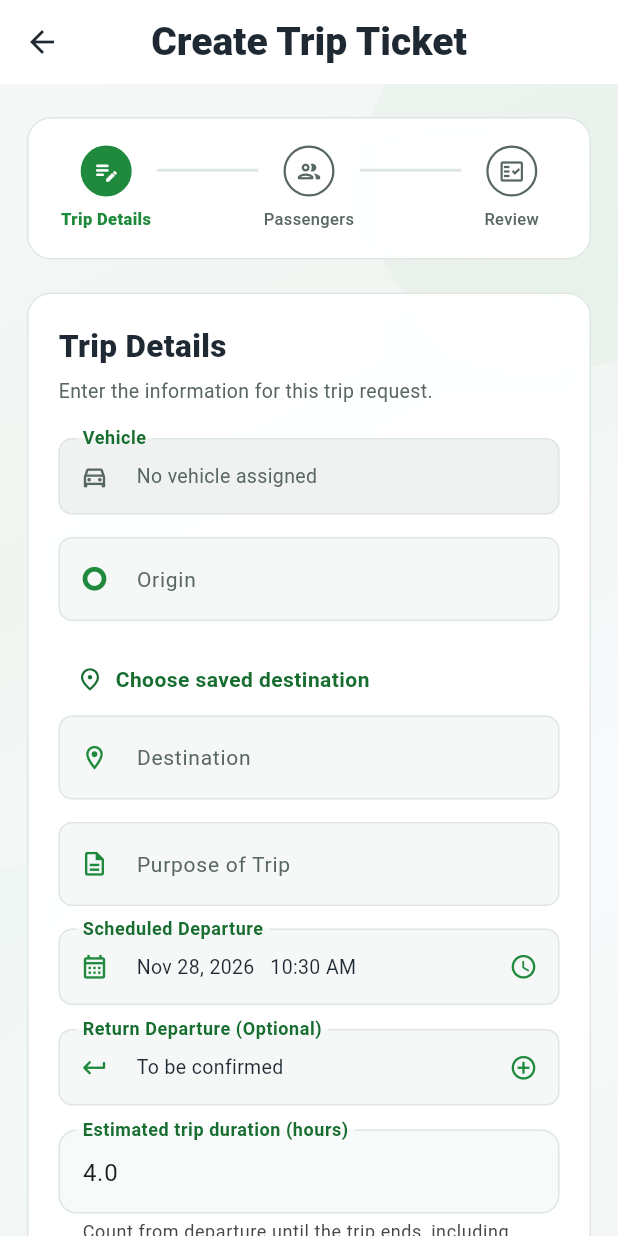
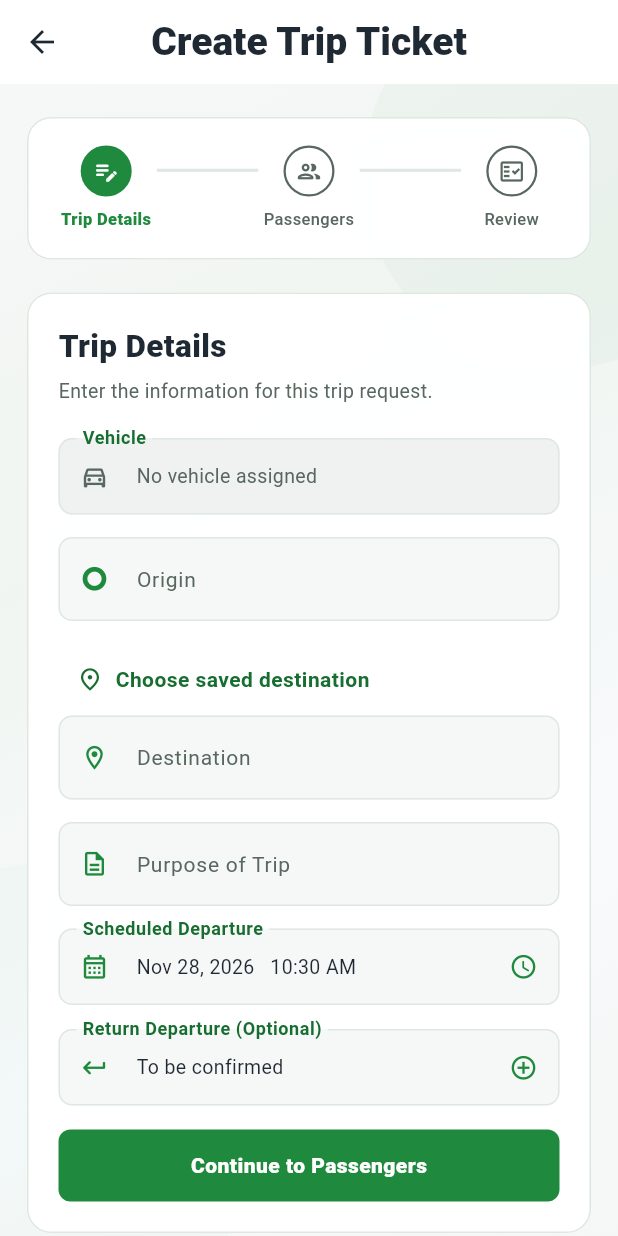
Before and after one commit to raffysolon/cpsu-motorpool-driver-app, a Flutter app: the CreateTripTicket screen opened by its route, on a phone screen of 412 x 824 dp. Run offline on Flutter 3.47's test engine with Material 3 defaults, Android fonts, the phone set to English and light mode, and no system bars; our stand-ins replace flutter_secure_storage, google_fonts, open_filex, shared_preferences, shimmer; accounts and stored records are empty; network calls fail; Roboto replaces fonts that are missing (Play).

Commit message:
Remove manual trip duration from driver requests

```diff
--- a/lib/pages/create_trip_ticket.dart
+++ b/lib/pages/create_trip_ticket.dart
@@ -35,7 +35,6 @@ class _CreateTripTicketState extends State<CreateTripTicket> {
   TimeOfDay departureTime = TimeOfDay.now();
   DateTime? returnDate;
   TimeOfDay? returnTime;
-  int _estimatedTripMinutes = 240;
 
   @override
   void initState() {
@@ -362,25 +361,6 @@ class _CreateTripTicketState extends State<CreateTripTicket> {
             ),
             dateField(),
             returnDateField(),
-            TextFormField(
-              initialValue: (_estimatedTripMinutes / 60).toString(),
-              keyboardType: const TextInputType.numberWithOptions(
-                decimal: true,
-              ),
-              decoration: const InputDecoration(
-                labelText: 'Estimated trip duration (hours)',
-                helperText:
-                    'Count from departure until the trip ends, including the return leg.',
-                helperMaxLines: 2,
-              ),
-              onChanged: (value) =>
-                  _estimatedTripMinutes = _tripDurationMinutes(value) ?? 0,
-              validator: (value) {
-                return _tripDurationMinutes(value) == null
-                    ? 'Enter a duration between 1 minute and 168 hours.'
-                    : null;
-              },
-            ),
             primaryButton(
               'Continue to Passengers',
               nextStep,
@@ -739,14 +719,6 @@ class _CreateTripTicketState extends State<CreateTripTicket> {
     if (passenger != null && mounted) setState(() => passengers.add(passenger));
   }
 
-  int? _tripDurationMinutes(String? value) {
-    final hours = double.tryParse(value?.trim() ?? '');
-    if (hours == null || !hours.isFinite || hours < 1 / 60 || hours > 168) {
-      return null;
-    }
-    return (hours * 60).round();
-  }
-
   Future<void> submitTicket() async {
     if (vehicleId == null || isSubmitting) return;
     setState(() => isSubmitting = true);
@@ -773,9 +745,6 @@ class _CreateTripTicketState extends State<CreateTripTicket> {
         purpose: purposeController.text.trim(),
         scheduledDeparture: DateTime.parse(scheduled),
         returnScheduledDeparture: returnScheduled,
-        scheduledEndAt: DateTime.parse(
-          scheduled,
-        ).add(Duration(minutes: _estimatedTripMinutes)),
         passengers: passengers,
       );
       if (!mounted) return;
--- a/lib/services/trip_service.dart
+++ b/lib/services/trip_service.dart
@@ -163,7 +163,6 @@ class TripService {
     required String purpose,
     required DateTime scheduledDeparture,
     DateTime? returnScheduledDeparture,
-    DateTime? scheduledEndAt,
     required List<dynamic> passengers,
   }) async {
     final token = await AuthService.getToken();
@@ -185,7 +184,6 @@ class TripService {
         'scheduled_departure': scheduledDeparture.toIso8601String(),
         'return_scheduled_departure': returnScheduledDeparture
             ?.toIso8601String(),
-        'scheduled_end_at': scheduledEndAt?.toIso8601String(),
         'passengers': passengers.map((passenger) {
           if (passenger is String) {
             return {'name': passenger, 'designation': null};
```
